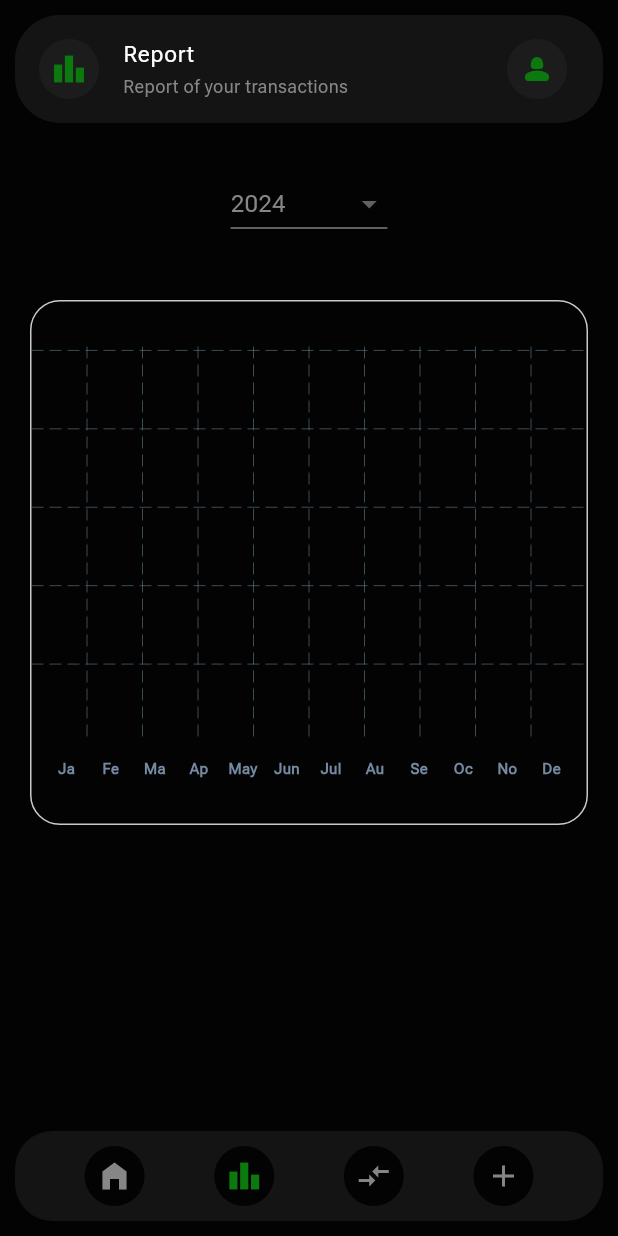
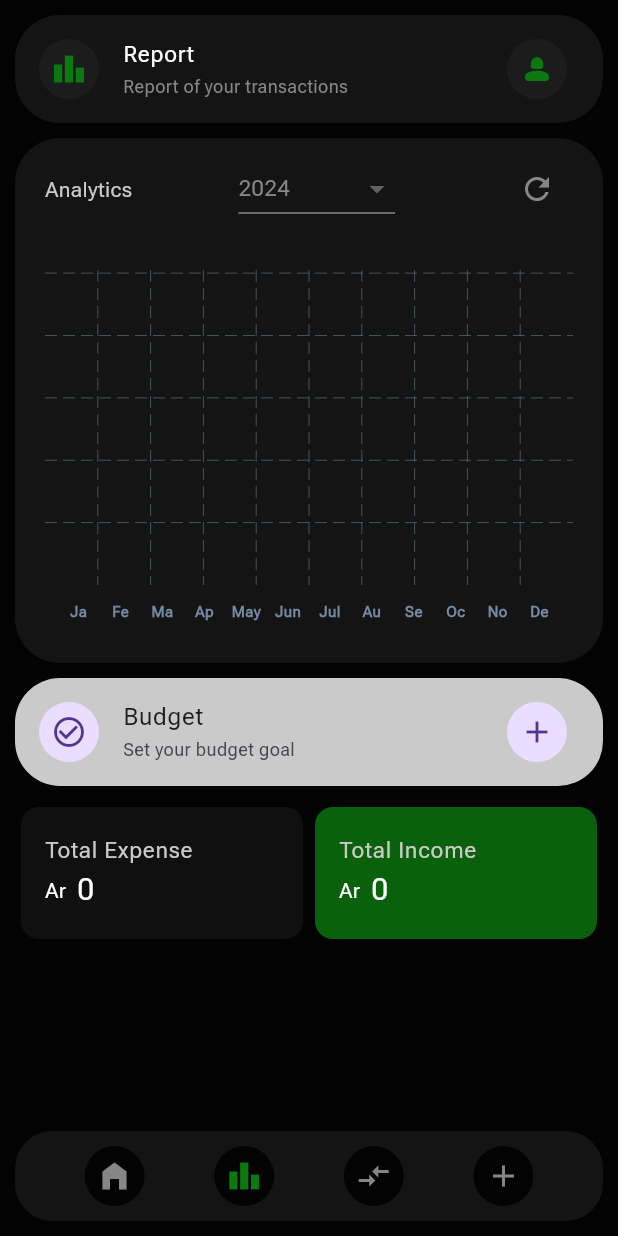
Before and after one commit to tsizehena223/gestia, a Flutter app: the Home screen opened directly, item 2 of the bottom bar chosen, on a phone screen of 412 x 824 dp. Run offline on Flutter 3.47's test engine with Material 3 defaults, Android fonts, the phone set to English and light mode, and no system bars; drawn by our look-alikes of fl_chart; our stand-ins replace device_preview, flutter_svg, hive, hive_flutter, shared_preferences; accounts and stored records are empty; statements that could not run were skipped.

Commit message:
update: report ui

```diff
--- /dev/null
+++ b/lib/view/components/total_transactions.dart
@@ -0,0 +1,76 @@
+import 'package:flutter/material.dart';
+import 'package:gestia/utils/format_data.dart';
+
+class TotalTransactions extends StatelessWidget {
+  const TotalTransactions({
+    super.key,
+    required this.totalExpense,
+    required this.totalIncome,
+  });
+
+  final int totalExpense;
+  final int totalIncome;
+
+  @override
+  Widget build(BuildContext context) {
+    return Row(
+      children: [
+        Expanded(
+          child: Card(
+            color: Theme.of(context).disabledColor.withOpacity(.4),
+            child: Container(
+              padding: const EdgeInsets.symmetric(vertical: 10),
+              child: ListTile(
+                title: Text(
+                  "Total Expense",
+                  style: TextStyle(
+                    color: Theme.of(context).primaryColorLight,
+                    fontSize: 15,
+                  ),
+                ),
+                subtitle: Row(
+                  children: [
+                    const Text("Ar  ", style: TextStyle(color: Colors.white),),
+                    Text(
+                      FormatData.formatTotalNumber(totalExpense),
+                      style: const TextStyle(
+                        color: Colors.white,
+                        fontSize: 20,
+                      ),
+                    ),
+                  ]
+                ),
+              ),
+            ),
+          ),
+        ),
+        Expanded(
+          child: Card(
+            color: Theme.of(context).primaryColorDark.withOpacity(.8),
+            child: Container(
+              padding: const EdgeInsets.symmetric(vertical: 10),
+              child: ListTile(
+                title: Text(
+                  "Total Income",
+                  style: TextStyle(
+                    color: Theme.of(context).primaryColorLight,
+                    fontSize: 15,
+                  ),
+                ),
+                subtitle: Row(
+                  children: [
+                    const Text("Ar  ", style: TextStyle(color: Colors.white),),
+                    Text(
+                      FormatData.formatTotalNumber(totalIncome),
+                      style: const TextStyle(color: Colors.white, fontSize: 20),
+                    ),
+                  ]
+                ),
+              ),
+            ),
+          ),
+        ),
+      ],
+    );
+  }
+}
--- a/lib/view/pages/accueil.dart
+++ b/lib/view/pages/accueil.dart
@@ -37,7 +37,7 @@ class _AccueilState extends State<Accueil> {
               ),
             ),
             Text(
-              "Take control of your finances\nwith IA's optimization",
+              "Take control of your finances\nwith AI's optimization",
               textAlign: TextAlign.center,
               style: TextStyle(
                 color: Theme.of(context).focusColor,
--- a/lib/view/pages/report.dart
+++ b/lib/view/pages/report.dart
@@ -1,7 +1,10 @@
 import 'package:fl_chart/fl_chart.dart';
 import 'package:flutter/material.dart';
 import 'package:gestia/model/transaction.dart';
+import 'package:gestia/service/transaction_service.dart';
+import 'package:gestia/utils/format_data.dart';
 import 'package:gestia/view/components/header_widget.dart';
+import 'package:gestia/view/components/total_transactions.dart';
 import 'package:hive/hive.dart';
 
 class ReportPage extends StatefulWidget {
@@ -12,8 +15,12 @@ class ReportPage extends StatefulWidget {
 }
 
 class ReportPageState extends State<ReportPage> {
+  List<BarChartGroupData> showingBarGroups = [];
 
-  List<BarChartGroupData> showingBarGroups = [];
+  void _reloadPage() {
+    setState(() {
+    });
+  }
 
   double _sumAmount(int month, int year, String category) {
     var box = Hive.box<Transaction>('transactions');
@@ -54,6 +61,18 @@ class ReportPageState extends State<ReportPage> {
 
   @override
   Widget build(BuildContext context) {
+      final transactionBox = Hive.box<Transaction>(TransactionService.boxName);
+      List<Transaction> transactions = transactionBox.values.toList();
+      FormatData.sortWithDate(transactions);
+
+      int totalExpense = transactions
+        .where((transaction) => transaction.category == "expense")
+        .fold(0, (sum, transaction) => sum + transaction.amount);
+
+      int totalIncome = transactions
+        .where((transaction) => transaction.category == "income")
+        .fold(0, (sum, transaction) => sum + transaction.amount);
+
     return Column(
       children: [
         const HeaderWidget(
@@ -62,22 +81,36 @@ class ReportPageState extends State<ReportPage> {
           icon: Icons.leaderboard,
         ),
         Container(
-          child: yearDropDown(),
+          height: 350,
+          margin: const EdgeInsets.symmetric(horizontal: 10),
+          padding: const EdgeInsets.symmetric(horizontal: 20),
+          decoration: BoxDecoration(
+            borderRadius: BorderRadius.circular(30),
+            color: Theme.of(context).disabledColor,
           ),
-        Container(
-          height: 350,
-          margin: const EdgeInsets.all(20),
-          decoration: BoxDecoration(
-            borderRadius: BorderRadius.circular(20),
-            border: Border.all(
+          child: Column(
+            children: <Widget>[
+              const SizedBox(height: 10),
+              Row(
+                mainAxisAlignment: MainAxisAlignment.spaceBetween,
+                children: [
+                  Text(
+                    "Analytics",
+                    style: TextStyle(
                       color: Theme.of(context).primaryColorLight,
                     ),
                   ),
-          child: Column(
-            children: <Widget>[
-              const SizedBox(
-                height: 30,
+                  yearDropDown(),
+                  IconButton(
+                    onPressed: _reloadPage,
+                    icon: Icon(
+                      Icons.refresh,
+                      color: Theme.of(context).focusColor,
                     ),
+                  )
+                ],
+              ),
+              const SizedBox(height: 30),
               Expanded(
                 child: BarChart(
                   BarChartData(
@@ -114,12 +147,31 @@ class ReportPageState extends State<ReportPage> {
                   ),
                 ),
               ),
-              const SizedBox(
-                height: 12,
-              ),
+              const SizedBox(height: 10),
             ],
           ),
         ),
+        Container(
+          margin: const EdgeInsets.all(10),
+          decoration: BoxDecoration(
+            color: Theme.of(context).primaryColorLight,
+            borderRadius: BorderRadius.circular(30),
+          ),
+          child: const ListTile(
+            leading: CircleAvatar(
+              child: Icon(Icons.check_circle_outline),
+            ),
+            title: Text("Budget"),
+            subtitle: Text("Set your budget goal", style: TextStyle(fontSize: 12),),
+            trailing: CircleAvatar(
+              child: Icon(Icons.add),
+            ),
+          ),
+        ),
+        Container(
+          margin: const EdgeInsets.symmetric(horizontal: 10),
+          child: TotalTransactions(totalExpense: totalExpense, totalIncome: totalIncome),
+        )
       ],
     );
   }
@@ -169,17 +221,17 @@ class ReportPageState extends State<ReportPage> {
 
   BarChartGroupData makeGroupData(int x, double y1, double y2) {
     return BarChartGroupData(
-      barsSpace: 2,
+      barsSpace: 1,
       x: x,
       barRods: [
         BarChartRodData(
           toY: y1,
-          color: Colors.green,
+          color: Colors.green.withOpacity(.7),
           width: 5,
         ),
         BarChartRodData(
           toY: y2,
-          color: Colors.red,
+          color: Colors.red.withOpacity(.7),
           width: 5,
         ),
       ],
@@ -188,8 +240,6 @@ class ReportPageState extends State<ReportPage> {
 
   Center yearDropDown() {
     return Center(
-      child: Container(
-        margin: const EdgeInsets.symmetric(vertical: 20),
       child: DropdownButton<int>(
         focusColor: Theme.of(context).primaryColor,
         value: selectedYear,
@@ -201,6 +251,7 @@ class ReportPageState extends State<ReportPage> {
               year.toString(),
               style: TextStyle(
                 color: Theme.of(context).focusColor,
+                fontSize: 15,
               ),
             ),
           );
@@ -209,7 +260,6 @@ class ReportPageState extends State<ReportPage> {
           changeGraph(newValue ?? DateTime.now().year);
         },
       ),
-      ),
     );
   }
 }
--- a/lib/view/pages/transaction_list.dart
+++ b/lib/view/pages/transaction_list.dart
@@ -5,6 +5,7 @@ import 'package:gestia/utils/format_data.dart';
 import 'package:gestia/utils/shared_preferences_util.dart';
 import 'package:gestia/view/components/header_widget.dart';
 import 'package:gestia/view/components/list_transaction_widget.dart';
+import 'package:gestia/view/components/total_transactions.dart';
 import 'package:hive_flutter/adapters.dart';
 
 class TransactionList extends StatefulWidget {
@@ -68,65 +69,7 @@ class _TransactionListState extends State<TransactionList> {
                 children: [
                   Container(
                     margin: const EdgeInsets.only(left: 10, right: 10, top: 20, bottom: 20),
-                    child: Row(
-                      children: [
-                        Expanded(
-                          child: Card(
-                            color: Theme.of(context).disabledColor.withOpacity(.4),
-                            child: Container(
-                              padding: const EdgeInsets.symmetric(vertical: 10),
-                              child: ListTile(
-                                title: Text(
-                                  "Total Expense",
-                                  style: TextStyle(
-                                    color: Theme.of(context).primaryColorLight,
-                                    fontSize: 15,
-                                  ),
-                                ),
-                                subtitle: Row(
-                                  children: [
-                                    const Text("Ar  ", style: TextStyle(color: Colors.white),),
-                                    Text(
-                                      FormatData.formatTotalNumber(totalExpense),
-                                      style: const TextStyle(
-                                        color: Colors.white,
-                                        fontSize: 20,
-                                      ),
-                                    ),
-                                  ]
-                                ),
-                              ),
-                            ),
-                          ),
-                        ),
-                        Expanded(
-                          child: Card(
-                            color: Theme.of(context).primaryColorDark.withOpacity(.8),
-                            child: Container(
-                              padding: const EdgeInsets.symmetric(vertical: 10),
-                              child: ListTile(
-                                title: Text(
-                                  "Total Income",
-                                  style: TextStyle(
-                                    color: Theme.of(context).primaryColorLight,
-                                    fontSize: 15,
-                                  ),
-                                ),
-                                subtitle: Row(
-                                  children: [
-                                    const Text("Ar  ", style: TextStyle(color: Colors.white),),
-                                    Text(
-                                      FormatData.formatTotalNumber(totalIncome),
-                                      style: const TextStyle(color: Colors.white, fontSize: 20),
-                                    ),
-                                  ]
-                                ),
-                              ),
-                            ),
-                          ),
-                        ),
-                      ],
-                    ),
+                    child: TotalTransactions(totalExpense: totalExpense, totalIncome: totalIncome),
                   ),
                 ],
               ),
```
Lines whose indentation alone changed are shown as unchanged.
